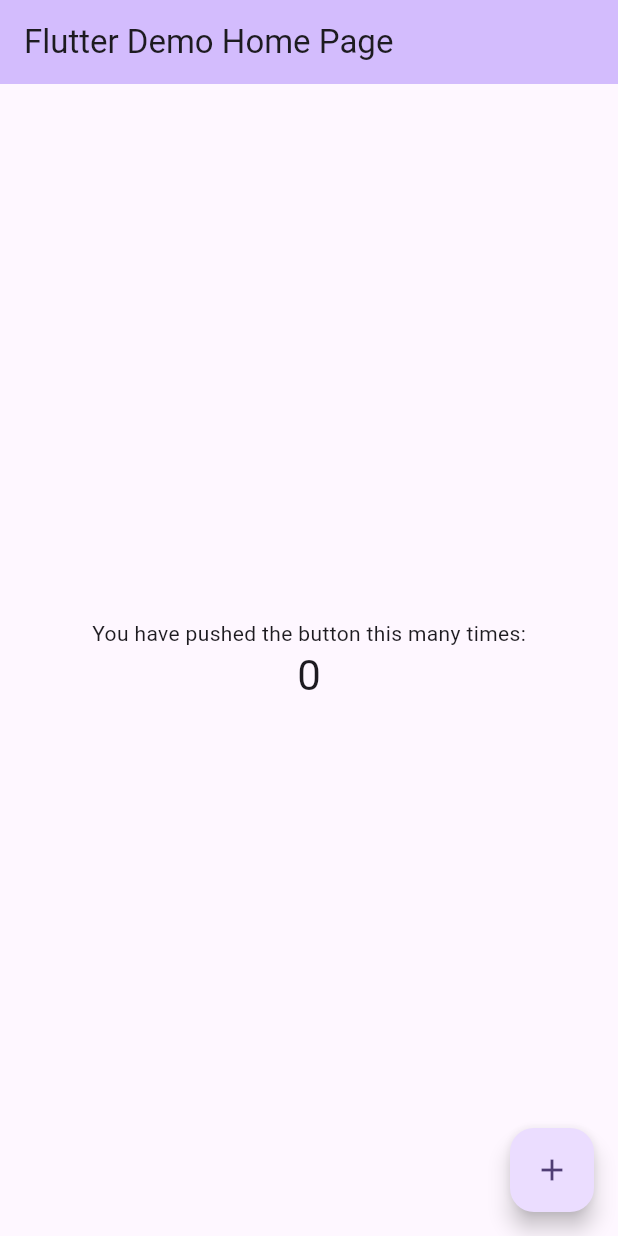
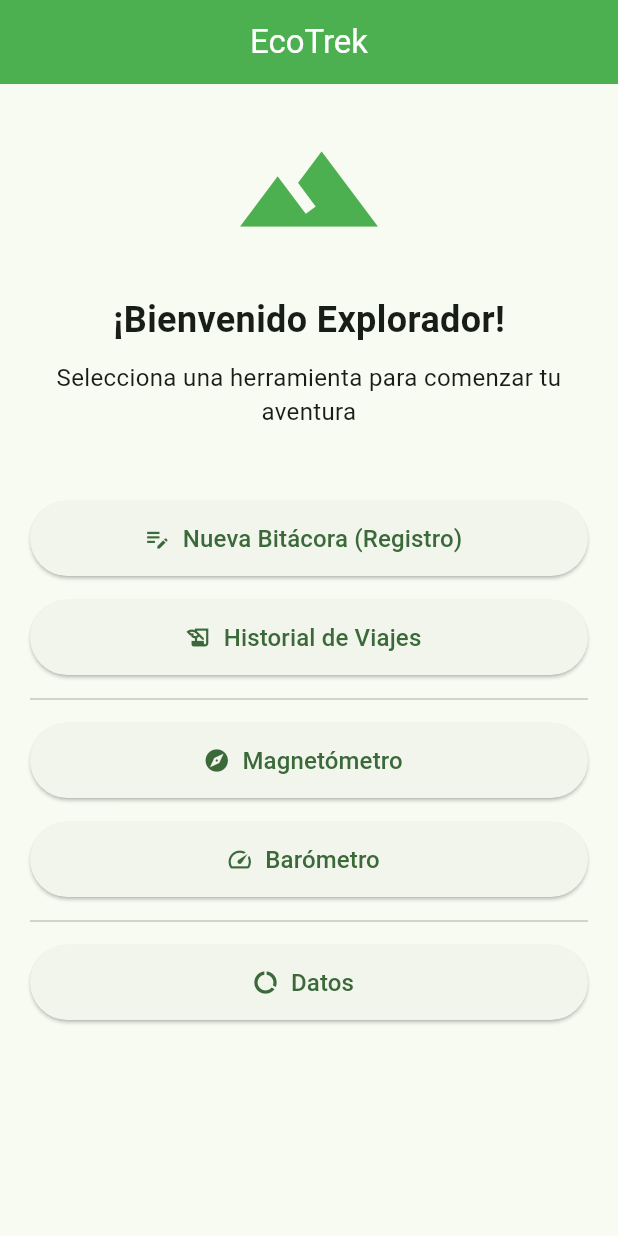
Before and after one commit to SCosme11/ProyectoFinalPDM, a Flutter app: the screen it shows after launch, on a phone screen of 412 x 824 dp. Run offline on Flutter 3.47's test engine with Material 3 defaults, Android fonts, the phone set to English and light mode, and no system bars; our stand-ins replace sqflite; accounts and stored records are empty.

Commit message:
Primera versión de pantalla de inicio, se agregaron los cascarones de las demás vistas.

```diff
--- a/lib/main.dart
+++ b/lib/main.dart
@@ -1,122 +1,133 @@
 import 'package:flutter/material.dart';
+import 'database.dart';
 
-void main() {
-  runApp(const MyApp());
-}
+import 'PantallaRegistro.dart';
+import 'PantallaBarometro.dart';
+import 'PantallaHistorial.dart';
+import 'PantallaLogsSensores.dart';
+import 'PantallaMagnetometro.dart';
+
+void main() => runApp(MyApp());
 
 class MyApp extends StatelessWidget {
-  const MyApp({super.key});
-
-  // This widget is the root of your application.
   @override
   Widget build(BuildContext context) {
     return MaterialApp(
-      title: 'Flutter Demo',
+      title: 'Explorador de Montaña',
+      debugShowCheckedModeBanner: false, //Quita la etiqueta de "debug".
+
       theme: ThemeData(
-        // This is the theme of your application.
-        //
-        // TRY THIS: Try running your application with "flutter run". You'll see
-        // the application has a purple toolbar. Then, without quitting the app,
-        // try changing the seedColor in the colorScheme below to Colors.green
-        // and then invoke "hot reload" (save your changes or press the "hot
-        // reload" button in a Flutter-supported IDE, or press "r" if you used
-        // the command line to start the app).
-        //
-        // Notice that the counter didn't reset back to zero; the application
-        // state is not lost during the reload. To reset the state, use hot
-        // restart instead.
-        //
-        // This works for code too, not just values: Most code changes can be
-        // tested with just a hot reload.
-        colorScheme: ColorScheme.fromSeed(seedColor: Colors.deepPurple),
+        colorScheme: ColorScheme.fromSeed(seedColor: Colors.green),
+        useMaterial3: true,
+        appBarTheme: AppBarTheme(
+          backgroundColor: Colors.green,
+          foregroundColor: Colors.white,
+          centerTitle: true,
+        ),
       ),
-      home: const MyHomePage(title: 'Flutter Demo Home Page'),
+
+      //RUTAS
+      initialRoute: '/',
+      routes: {
+        '/': (context) => PantallaBienvenida(),
+        '/registro': (context) => PantallaRegistro(),
+        '/historial': (context) => PantallaHistorial(),
+        '/magnetometro': (context) => PantallaMagnetometro(),
+        '/barometro': (context) => PantallaBarometro(),
+        '/logs': (context) => PantallaLogsSensores(),
+      },
     );
   }
 }
 
-class MyHomePage extends StatefulWidget {
-  const MyHomePage({super.key, required this.title});
+class PantallaBienvenida extends StatelessWidget {
+  @override
+  Widget build(BuildContext context) {
+    return Scaffold(
+      appBar: AppBar(
+        title: Text('EcoTrek'),
+      ),
 
-  // This widget is the home page of your application. It is stateful, meaning
-  // that it has a State object (defined below) that contains fields that affect
-  // how it looks.
-
-  // This class is the configuration for the state. It holds the values (in this
-  // case the title) provided by the parent (in this case the App widget) and
-  // used by the build method of the State. Fields in a Widget subclass are
-  // always marked "final".
-
-  final String title;
-
-  @override
-  State<MyHomePage> createState() => _MyHomePageState();
+      body: SingleChildScrollView(
+        child: Padding(
+            padding: EdgeInsets.all(20.0),
+            child: Center(
+              child: Column(
+                mainAxisAlignment: MainAxisAlignment.center,
+                children: [
+                  Icon(Icons.terrain, size: 100, color: Colors.green,),
+                  SizedBox(height: 20,),
+                  Text('¡Bienvenido Explorador!',
+                    style: TextStyle(fontSize: 24, fontWeight: FontWeight.bold),
+                  ),
+                  SizedBox(height: 10,),
+                  Text('Selecciona una herramienta para comenzar tu aventura',
+                    textAlign: TextAlign.center,
+                    style: TextStyle(fontSize: 16),
+                  ),
+                  SizedBox(height: 40,),
+                  _BotonMenu(
+                    texto: 'Nueva Bitácora (Registro)',
+                    icono: Icons.edit_note,
+                    ruta: '/registro',
+                  ),
+                  _BotonMenu(
+                    texto: 'Historial de Viajes',
+                    icono: Icons.history_edu,
+                    ruta: '/historial',
+                  ),
+                  Divider(),
+                  _BotonMenu(
+                    texto: 'Magnetómetro',
+                    icono: Icons.explore,
+                    ruta: '/magnetometro'
+                  ),
+                  _BotonMenu(
+                    texto: 'Barómetro',
+                    icono: Icons.speed,
+                    ruta: '/barometro'
+                  ),
+                  Divider(),
+                  _BotonMenu(
+                    texto: 'Datos',
+                    icono: Icons.data_usage,
+                    ruta: '/logs',
+                  )
+                ],
+              ),
+            ),
+        ),
+      ),
+    );
+  }
 }
 
-class _MyHomePageState extends State<MyHomePage> {
-  int _counter = 0;
+class _BotonMenu extends StatelessWidget {
+  final String texto;
+  final IconData icono;
+  final String ruta;
 
-  void _incrementCounter() {
-    setState(() {
-      // This call to setState tells the Flutter framework that something has
-      // changed in this State, which causes it to rerun the build method below
-      // so that the display can reflect the updated values. If we changed
-      // _counter without calling setState(), then the build method would not be
-      // called again, and so nothing would appear to happen.
-      _counter++;
-    });
-  }
+  const _BotonMenu({
+    required this.texto,
+    required this.icono,
+    required this.ruta
+  });
 
   @override
   Widget build(BuildContext context) {
-    // This method is rerun every time setState is called, for instance as done
-    // by the _incrementCounter method above.
-    //
-    // The Flutter framework has been optimized to make rerunning build methods
-    // fast, so that you can just rebuild anything that needs updating rather
-    // than having to individually change instances of widgets.
-    return Scaffold(
-      appBar: AppBar(
-        // TRY THIS: Try changing the color here to a specific color (to
-        // Colors.amber, perhaps?) and trigger a hot reload to see the AppBar
-        // change color while the other colors stay the same.
-        backgroundColor: Theme.of(context).colorScheme.inversePrimary,
-        // Here we take the value from the MyHomePage object that was created by
-        // the App.build method, and use it to set our appbar title.
-        title: Text(widget.title),
-      ),
-      body: Center(
-        // Center is a layout widget. It takes a single child and positions it
-        // in the middle of the parent.
-        child: Column(
-          // Column is also a layout widget. It takes a list of children and
-          // arranges them vertically. By default, it sizes itself to fit its
-          // children horizontally, and tries to be as tall as its parent.
-          //
-          // Column has various properties to control how it sizes itself and
-          // how it positions its children. Here we use mainAxisAlignment to
-          // center the children vertically; the main axis here is the vertical
-          // axis because Columns are vertical (the cross axis would be
-          // horizontal).
-          //
-          // TRY THIS: Invoke "debug painting" (choose the "Toggle Debug Paint"
-          // action in the IDE, or press "p" in the console), to see the
-          // wireframe for each widget.
-          mainAxisAlignment: MainAxisAlignment.center,
-          children: <Widget>[
-            const Text('You have pushed the button this many times:'),
-            Text(
-              '$_counter',
-              style: Theme.of(context).textTheme.headlineMedium,
-            ),
-          ],
+    return Padding(
+        padding: EdgeInsets.symmetric(vertical: 8.0),
+        child: SizedBox(
+          width: double.infinity,
+          height: 50,
+          child: ElevatedButton.icon(
+              onPressed: (){
+                Navigator.pushNamed(context, ruta);
+              },
+              icon: Icon(icono),
+              label: Text(texto, style: TextStyle(fontSize: 16),),
+          ),
         ),
-      ),
-      floatingActionButton: FloatingActionButton(
-        onPressed: _incrementCounter,
-        tooltip: 'Increment',
-        child: const Icon(Icons.add),
-      ), // This trailing comma makes auto-formatting nicer for build methods.
     );
   }
 }
--- a/pubspec.yaml
+++ b/pubspec.yaml
@@ -32,7 +32,7 @@ dependencies:
     sdk: flutter
   sqflite: ^2.3.0
   path: ^1.8.3
-  sensors_plus: ^1.3.0
+  sensors_plus: ^6.1.0
   intl: ^0.18.1 #Para guardar fechas con cierto formato.
   # The following adds the Cupertino Icons font to your application.
   # Use with the CupertinoIcons class for iOS style icons.
```
Also changed, not shown: lib/PantallaBarometro.dart (added, +12 -0 lines), lib/PantallaHistorial.dart (added, +12 -0 lines), lib/PantallaLogsSensores.dart (added, +12 -0 lines), lib/PantallaMagnetometro.dart (added, +12 -0 lines), lib/PantallaRegistro.dart (added, +12 -0 lines), pubspec.lock, 1 other file.
